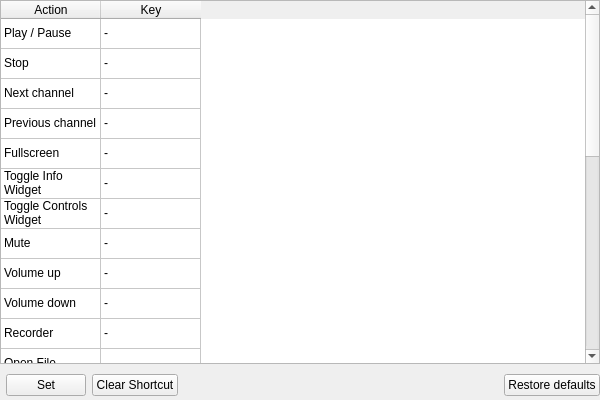
Old version of the form src/ui/settings/SettingsShortcuts.ui in the repository ntadej/tano.
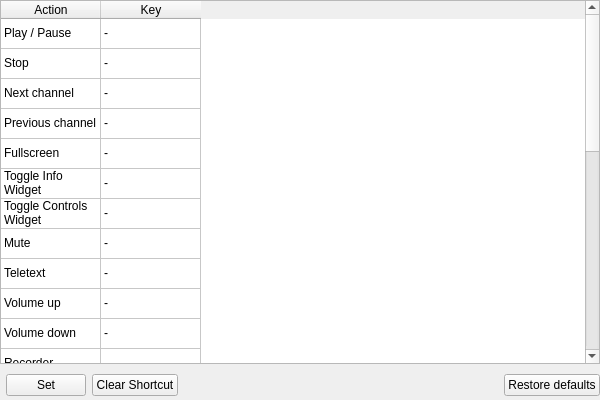
New version of the form. Icons and pictures are not drawn. Custom widgets are drawn as their Qt base class.

Commit message: Finished teletext support

The edit to the form file:
```diff
--- a/src/ui/settings/SettingsShortcuts.ui
+++ b/src/ui/settings/SettingsShortcuts.ui
@@ -155,6 +155,11 @@
        <string notr="true"/>
       </property>
      </row>
+     <row>
+      <property name="text">
+       <string notr="true"/>
+      </property>
+     </row>
      <column>
       <property name="text">
        <string>Action</string>
@@ -265,7 +270,7 @@
      </item>
      <item row="8" column="0">
       <property name="text">
-       <string>Volume up</string>
+	   <string>Teletext</string>
       </property>
       <property name="flags">
        <set>ItemIsDragEnabled|ItemIsUserCheckable|ItemIsEnabled</set>
@@ -278,7 +283,7 @@
      </item>
      <item row="9" column="0">
       <property name="text">
-       <string>Volume down</string>
+       <string>Volume up</string>
       </property>
       <property name="flags">
        <set>ItemIsDragEnabled|ItemIsUserCheckable|ItemIsEnabled</set>
@@ -291,7 +296,7 @@
      </item>
      <item row="10" column="0">
       <property name="text">
-       <string>Recorder</string>
+       <string>Volume down</string>
       </property>
       <property name="flags">
        <set>ItemIsDragEnabled|ItemIsUserCheckable|ItemIsEnabled</set>
@@ -304,7 +309,7 @@
      </item>
      <item row="11" column="0">
       <property name="text">
-       <string>Open File</string>
+       <string>Recorder</string>
       </property>
       <property name="flags">
        <set>ItemIsDragEnabled|ItemIsUserCheckable|ItemIsEnabled</set>
@@ -317,7 +322,7 @@
      </item>
      <item row="12" column="0">
       <property name="text">
-       <string>Open URL</string>
+       <string>Open File</string>
       </property>
       <property name="flags">
        <set>ItemIsDragEnabled|ItemIsUserCheckable|ItemIsEnabled</set>
@@ -330,7 +335,7 @@
      </item>
      <item row="13" column="0">
       <property name="text">
-       <string>Open Channel list</string>
+       <string>Open URL</string>
       </property>
       <property name="flags">
        <set>ItemIsDragEnabled|ItemIsUserCheckable|ItemIsEnabled</set>
@@ -343,7 +348,7 @@
      </item>
      <item row="14" column="0">
       <property name="text">
-       <string>Edit Channel list</string>
+       <string>Open Channel list</string>
       </property>
       <property name="flags">
        <set>ItemIsDragEnabled|ItemIsUserCheckable|ItemIsEnabled</set>
@@ -356,7 +361,7 @@
      </item>
      <item row="15" column="0">
       <property name="text">
-       <string>Settings</string>
+       <string>Edit Channel list</string>
       </property>
       <property name="flags">
        <set>ItemIsDragEnabled|ItemIsUserCheckable|ItemIsEnabled</set>
@@ -369,7 +374,7 @@
      </item>
      <item row="16" column="0">
       <property name="text">
-       <string>Always on top</string>
+       <string>Settings</string>
       </property>
       <property name="flags">
        <set>ItemIsDragEnabled|ItemIsUserCheckable|ItemIsEnabled</set>
@@ -382,7 +387,7 @@
      </item>
      <item row="17" column="0">
       <property name="text">
-       <string>Simple Mode</string>
+       <string>Always on top</string>
       </property>
       <property name="flags">
        <set>ItemIsDragEnabled|ItemIsUserCheckable|ItemIsEnabled</set>
@@ -395,7 +400,7 @@
      </item>
      <item row="18" column="0">
       <property name="text">
-       <string>Hide to tray</string>
+       <string>Simple Mode</string>
       </property>
       <property name="flags">
        <set>ItemIsDragEnabled|ItemIsUserCheckable|ItemIsEnabled</set>
@@ -408,7 +413,10 @@
      </item>
      <item row="19" column="0">
       <property name="text">
-       <string>Enable Info OSD in Fullscreen mode</string>
+       <string>Hide to tray</string>
+      </property>
+      <property name="flags">
+       <set>ItemIsDragEnabled|ItemIsUserCheckable|ItemIsEnabled</set>
       </property>
      </item>
      <item row="19" column="1">
@@ -418,7 +426,7 @@
      </item>
      <item row="20" column="0">
       <property name="text">
-       <string>Next audio track</string>
+       <string>Enable Info OSD in Fullscreen mode</string>
       </property>
      </item>
      <item row="20" column="1">
@@ -428,7 +436,7 @@
      </item>
      <item row="21" column="0">
       <property name="text">
-       <string>Next video track</string>
+       <string>Next audio track</string>
       </property>
      </item>
      <item row="21" column="1">
@@ -438,7 +446,7 @@
      </item>
      <item row="22" column="0">
       <property name="text">
-       <string>Next subtitle track</string>
+       <string>Next video track</string>
       </property>
      </item>
      <item row="22" column="1">
@@ -448,7 +456,7 @@
      </item>
      <item row="23" column="0">
       <property name="text">
-       <string>Next aspect ratio mode</string>
+       <string>Next subtitle track</string>
       </property>
      </item>
      <item row="23" column="1">
@@ -458,7 +466,7 @@
      </item>
      <item row="24" column="0">
       <property name="text">
-       <string>Next crop mode</string>
+       <string>Next aspect ratio mode</string>
       </property>
      </item>
      <item row="24" column="1">
@@ -468,7 +476,7 @@
      </item>
      <item row="25" column="0">
       <property name="text">
-       <string>Next deinterlace mode</string>
+       <string>Next crop mode</string>
       </property>
      </item>
      <item row="25" column="1">
@@ -476,6 +484,16 @@
        <string notr="true">-</string>
       </property>
      </item>
+	 <item row="26" column="0">
+      <property name="text">
+       <string>Next deinterlace mode</string>
+      </property>
+     </item>
+	 <item row="26" column="1">
+      <property name="text">
+       <string notr="true">-</string>
+      </property>
+     </item>
     </widget>
    </item>
    <item row="1" column="2">
```
Lines whose indentation alone changed are shown as unchanged. The commit also changes 15 other files.
